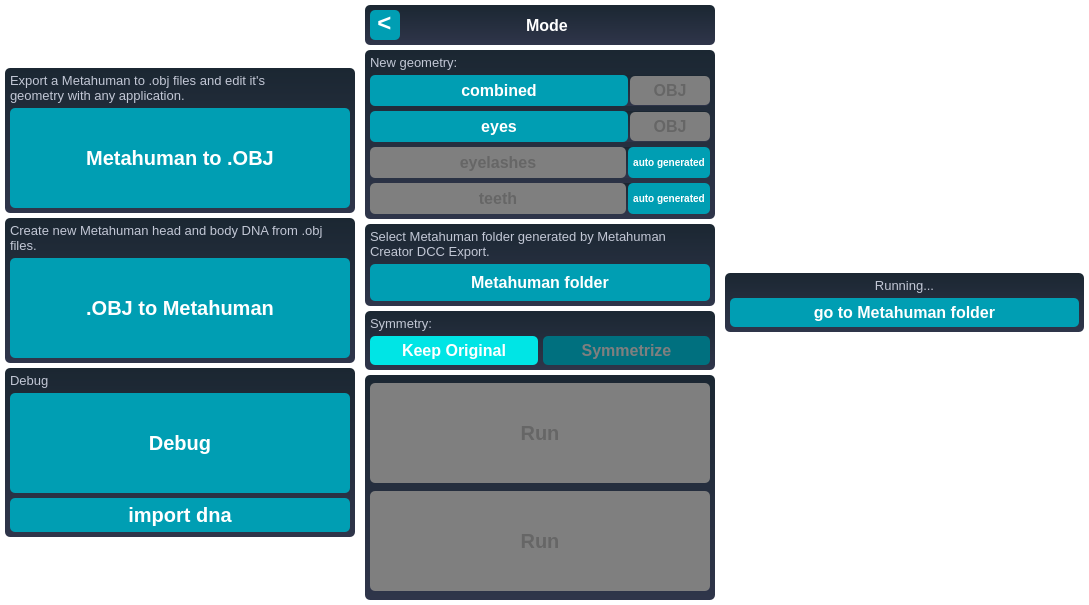
virtual-pancakes/met, file MetaHumanExtraTools/met_main_window.ui: the form before one commit.
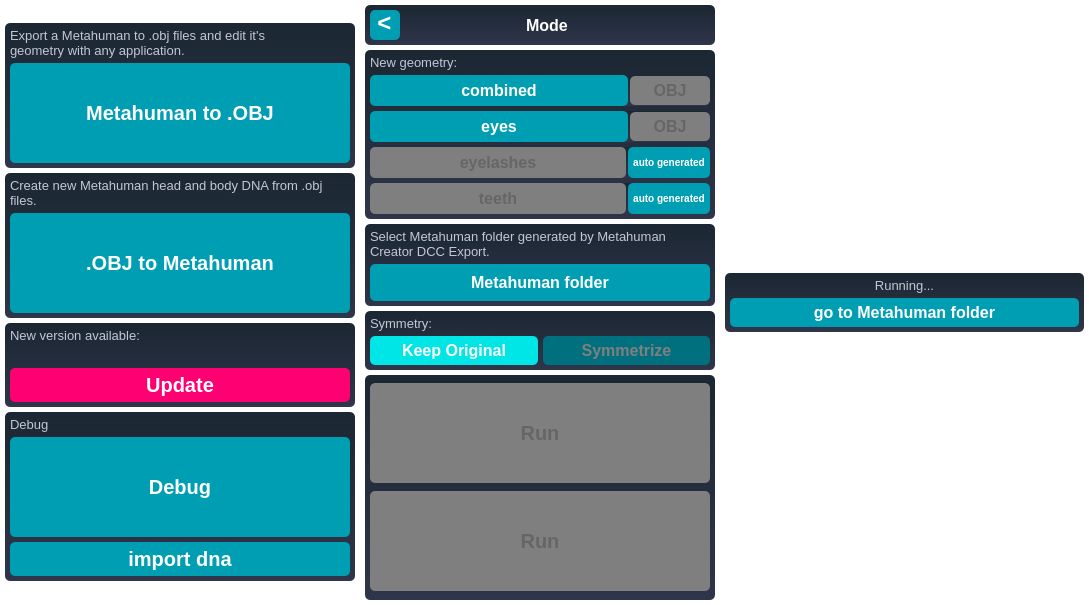
The form after the commit. Icons and pictures are not drawn.

The edit to the form file:
```diff
--- a/MetaHumanExtraTools/met_main_window.ui
+++ b/MetaHumanExtraTools/met_main_window.ui
@@ -733,6 +733,74 @@
          </layout>
         </widget>
        </item>
+       <item>
+        <widget class="QFrame" name="new_version_frame">
+         <property name="frameShape">
+          <enum>QFrame::StyledPanel</enum>
+         </property>
+         <property name="frameShadow">
+          <enum>QFrame::Raised</enum>
+         </property>
+         <layout class="QVBoxLayout" name="verticalLayout_12">
+          <property name="spacing">
+           <number>5</number>
+          </property>
+          <property name="leftMargin">
+           <number>5</number>
+          </property>
+          <property name="topMargin">
+           <number>5</number>
+          </property>
+          <property name="rightMargin">
+           <number>5</number>
+          </property>
+          <property name="bottomMargin">
+           <number>5</number>
+          </property>
+          <item>
+           <widget class="QLabel" name="label_7">
+            <property name="text">
+             <string>New version available:</string>
+            </property>
+           </widget>
+          </item>
+          <item>
+           <widget class="QLabel" name="changes_label">
+            <property name="text">
+             <string/>
+            </property>
+           </widget>
+          </item>
+          <item>
+           <widget class="QPushButton" name="update_button">
+            <property name="styleSheet">
+             <string notr="true">QPushButton
+{
+	background-color: hsl(333, 100%, 50%);
+	color: rgb(255, 255, 255);
+	font-size: 20px;
+	font-weight: bold;
+	padding: 5px;
+	border: none;
+	border-radius: 5px;
+}
+QPushButton::hover
+{
+	background-color: qlineargradient(spread:pad, x1:1, y1:0, x2:0, y2:1, stop:0 hsl(333, 100%, 50%),stop:1 hsl(333, 100%, 65%));
+}
+QPushButton::pressed
+{
+	background-color: hsl(333, 100%, 70%);
+}</string>
+            </property>
+            <property name="text">
+             <string>Update</string>
+            </property>
+           </widget>
+          </item>
+         </layout>
+        </widget>
+       </item>
        <item>
         <widget class="QFrame" name="debug_frame">
          <property name="sizePolicy">
```
